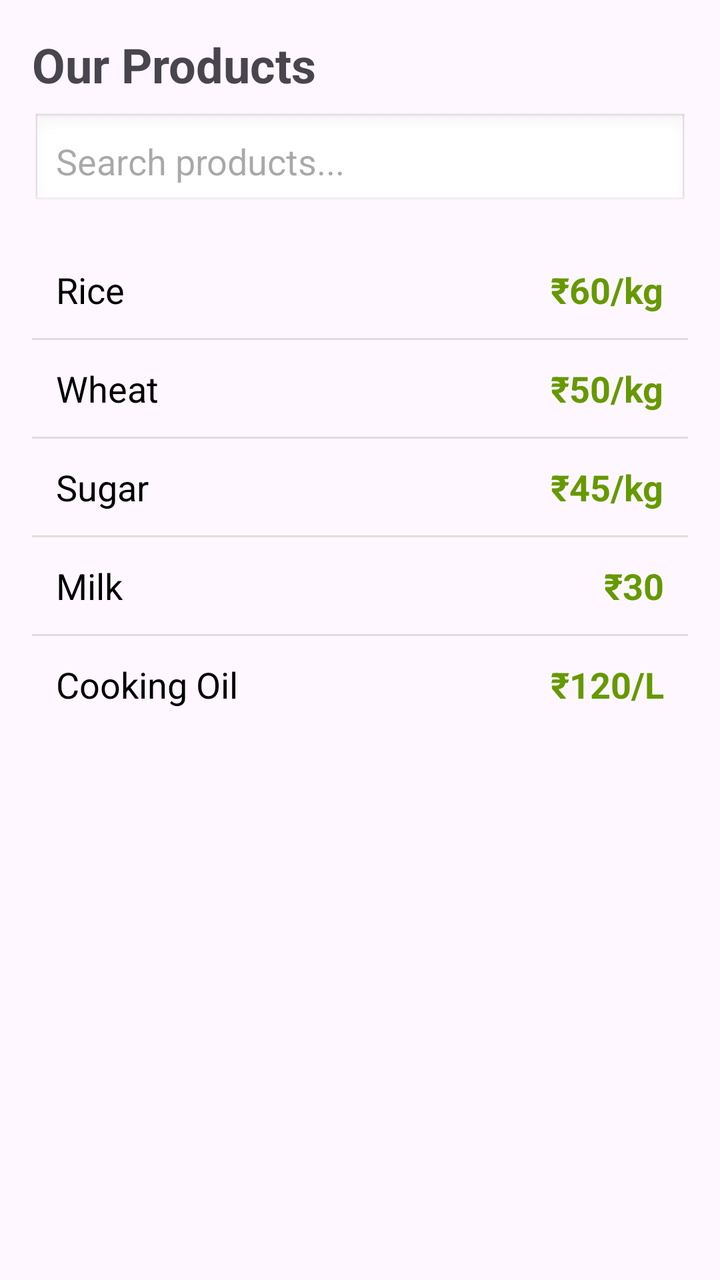
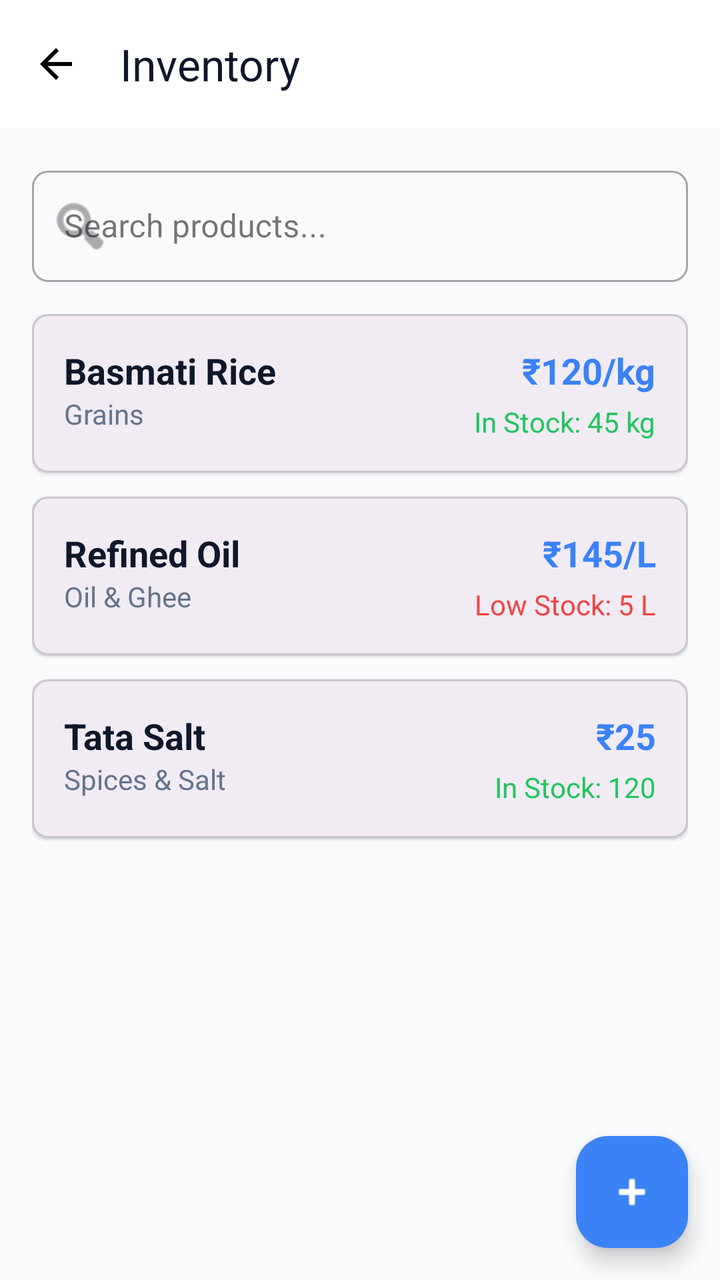

Screens rendered from an Android XML layout before and after an edit, with the pre-edit source and the edit as a unified diff.
<!-- AndroidManifest.xml: application theme Theme.ApexplanetTask1 -->
<!-- res/layout/activity_products.xml -->
<?xml version="1.0" encoding="utf-8"?>
<LinearLayout xmlns:android="http://schemas.android.com/apk/res/android"
    android:layout_width="match_parent"
    android:layout_height="match_parent"
    android:orientation="vertical"
    android:padding="16dp">

    <TextView
        android:layout_width="wrap_content"
        android:layout_height="wrap_content"
        android:text="Our Products"
        android:textSize="24sp"
        android:textStyle="bold"
        android:layout_marginBottom="8dp"/>

    
    <EditText
        android:id="@+id/etSearch"
        android:layout_width="match_parent"
        android:layout_height="wrap_content"
        android:hint="Search products..."
        android:inputType="text"
        android:padding="12dp"
        android:background="@android:drawable/edit_text"
        android:layout_marginBottom="16dp"/>

    <ScrollView
        android:layout_width="match_parent"
        android:layout_height="0dp"
        android:layout_weight="1">

        <LinearLayout
            android:layout_width="match_parent"
            android:layout_height="wrap_content"
            android:orientation="vertical">

            
            <LinearLayout
                android:layout_width="match_parent"
                android:layout_height="wrap_content"
                android:orientation="horizontal"
                android:padding="12dp"
                android:background="?android:attr/selectableItemBackground">
                <TextView
                    android:layout_width="0dp"
                    android:layout_height="wrap_content"
                    android:layout_weight="1"
                    android:text="Rice"
                    android:textSize="18sp"
                    android:textColor="@color/black"/>
                <TextView
                    android:layout_width="wrap_content"
                    android:layout_height="wrap_content"
                    android:text="₹60/kg"
                    android:textSize="18sp"
                    android:textColor="@android:color/holo_green_dark"
                    android:textStyle="bold"/>
            </LinearLayout>

            <View
                android:layout_width="match_parent"
                android:layout_height="1dp"
                android:background="#DDDDDD"/>

            <LinearLayout
                android:layout_width="match_parent"
                android:layout_height="wrap_content"
                android:orientation="horizontal"
                android:padding="12dp"
                android:background="?android:attr/selectableItemBackground">
                <TextView
                    android:layout_width="0dp"
                    android:layout_height="wrap_content"
                    android:layout_weight="1"
                    android:text="Wheat"
                    android:textSize="18sp"
                    android:textColor="@color/black"/>
                <TextView
                    android:layout_width="wrap_content"
                    android:layout_height="wrap_content"
                    android:text="₹50/kg"
                    android:textSize="18sp"
                    android:textColor="@android:color/holo_green_dark"
                    android:textStyle="bold"/>
            </LinearLayout>

            <View
                android:layout_width="match_parent"
                android:layout_height="1dp"
                android:background="#DDDDDD"/>

            <LinearLayout
                android:layout_width="match_parent"
                android:layout_height="wrap_content"
                android:orientation="horizontal"
                android:padding="12dp"
                android:background="?android:attr/selectableItemBackground">
                <TextView
                    android:layout_width="0dp"
                    android:layout_height="wrap_content"
                    android:layout_weight="1"
                    android:text="Sugar"
                    android:textSize="18sp"
                    android:textColor="@color/black"/>
                <TextView
                    android:layout_width="wrap_content"
                    android:layout_height="wrap_content"
                    android:text="₹45/kg"
                    android:textSize="18sp"
                    android:textColor="@android:color/holo_green_dark"
                    android:textStyle="bold"/>
            </LinearLayout>

            <View
                android:layout_width="match_parent"
                android:layout_height="1dp"
                android:background="#DDDDDD"/>

            <LinearLayout
                android:layout_width="match_parent"
                android:layout_height="wrap_content"
                android:orientation="horizontal"
                android:padding="12dp"
                android:background="?android:attr/selectableItemBackground">
                <TextView
                    android:layout_width="0dp"
                    android:layout_height="wrap_content"
                    android:layout_weight="1"
                    android:text="Milk"
                    android:textSize="18sp"
                    android:textColor="@color/black"/>
                <TextView
                    android:layout_width="wrap_content"
                    android:layout_height="wrap_content"
                    android:text="₹30"
                    android:textSize="18sp"
                    android:textColor="@android:color/holo_green_dark"
                    android:textStyle="bold"/>
            </LinearLayout>

            <View
                android:layout_width="match_parent"
                android:layout_height="1dp"
                android:background="#DDDDDD"/>

            <LinearLayout
                android:layout_width="match_parent"
                android:layout_height="wrap_content"
                android:orientation="horizontal"
                android:padding="12dp"
                android:background="?android:attr/selectableItemBackground">
                <TextView
                    android:layout_width="0dp"
                    android:layout_height="wrap_content"
                    android:layout_weight="1"
                    android:text="Cooking Oil"
                    android:textSize="18sp"
                    android:textColor="@color/black"/>
                <TextView
                    android:layout_width="wrap_content"
                    android:layout_height="wrap_content"
                    android:text="₹120/L"
                    android:textSize="18sp"
                    android:textColor="@android:color/holo_green_dark"
                    android:textStyle="bold"/>
            </LinearLayout>

        </LinearLayout>
    </ScrollView>
</LinearLayout>
<!-- resources referenced by this layout -->
<resources>
  <color name="black">#FF000000</color>
  <style name="Theme.ApexplanetTask1" parent="Base.Theme.ApexplanetTask1" />
  <style name="Base.Theme.ApexplanetTask1" parent="Theme.Material3.DayNight.NoActionBar">
          
          
      </style>
</resources>

<!-- the commit's change to res/layout/activity_products.xml (unified diff, before → after) -->
@@ -1,170 +1,253 @@
 <?xml version="1.0" encoding="utf-8"?>
-<LinearLayout xmlns:android="http://schemas.android.com/apk/res/android"
+<androidx.constraintlayout.widget.ConstraintLayout xmlns:android="http://schemas.android.com/apk/res/android"
+    xmlns:app="http://schemas.android.com/apk/res-auto"
+    xmlns:tools="http://schemas.android.com/tools"
     android:layout_width="match_parent"
     android:layout_height="match_parent"
-    android:orientation="vertical"
-    android:padding="16dp">
-
-    <TextView
-        android:layout_width="wrap_content"
-        android:layout_height="wrap_content"
-        android:text="Our Products"
-        android:textSize="24sp"
-        android:textStyle="bold"
-        android:layout_marginBottom="8dp"/>
-
-    
-    <EditText
-        android:id="@+id/etSearch"
+    android:background="@color/background"
+    tools:context=".ProductsActivity">
+
+    <com.google.android.material.appbar.AppBarLayout
+        android:id="@+id/appBarLayout"
         android:layout_width="match_parent"
         android:layout_height="wrap_content"
+        app:layout_constraintTop_toTopOf="parent">
+
+        <com.google.android.material.appbar.MaterialToolbar
+            android:id="@+id/toolbar"
+            android:layout_width="match_parent"
+            android:layout_height="?attr/actionBarSize"
+            android:background="@color/surface"
+            app:title="Inventory"
+            app:titleTextColor="@color/text_main"
+            app:navigationIcon="@drawable/ic_back" />
+    </com.google.android.material.appbar.AppBarLayout>
+
+    <com.google.android.material.textfield.TextInputLayout
+        android:id="@+id/tilSearch"
+        style="@style/Widget.MaterialComponents.TextInputLayout.OutlinedBox"
+        android:layout_width="match_parent"
+        android:layout_height="wrap_content"
+        android:layout_margin="@dimen/screen_padding"
         android:hint="Search products..."
-        android:inputType="text"
-        android:padding="12dp"
-        android:background="@android:drawable/edit_text"
-        android:layout_marginBottom="16dp"/>
+        app:boxCornerRadiusBottomEnd="8dp"
+        app:boxCornerRadiusBottomStart="8dp"
+        app:boxCornerRadiusTopEnd="8dp"
+        app:boxCornerRadiusTopStart="8dp"
+        app:layout_constraintTop_toBottomOf="@id/appBarLayout"
+        app:startIconDrawable="@android:drawable/ic_menu_search">
+
+        <com.google.android.material.textfield.TextInputEditText
+            android:id="@+id/etSearch"
+            android:layout_width="match_parent"
+            android:layout_height="wrap_content"
+            android:inputType="text" />
+    </com.google.android.material.textfield.TextInputLayout>
 
     <ScrollView
         android:layout_width="match_parent"
         android:layout_height="0dp"
-        android:layout_weight="1">
+        app:layout_constraintBottom_toBottomOf="parent"
+        app:layout_constraintTop_toBottomOf="@id/tilSearch">
 
         <LinearLayout
             android:layout_width="match_parent"
             android:layout_height="wrap_content"
-            android:orientation="vertical">
+            android:orientation="vertical"
+            android:padding="@dimen/screen_padding">
 
             
-            <LinearLayout
+            <com.google.android.material.card.MaterialCardView
                 android:layout_width="match_parent"
                 android:layout_height="wrap_content"
-                android:orientation="horizontal"
-                android:padding="12dp"
-                android:background="?android:attr/selectableItemBackground">
-                <TextView
-                    android:layout_width="0dp"
+                android:layout_marginBottom="12dp"
+                app:cardCornerRadius="8dp"
+                app:cardElevation="1dp">
+
+                <androidx.constraintlayout.widget.ConstraintLayout
+                    android:layout_width="match_parent"
                     android:layout_height="wrap_content"
-                    android:layout_weight="1"
-                    android:text="Rice"
-                    android:textSize="18sp"
-                    android:textColor="@color/black"/>
-                <TextView
-                    android:layout_width="wrap_content"
-                    android:layout_height="wrap_content"
-                    android:text="₹60/kg"
-                    android:textSize="18sp"
-                    android:textColor="@android:color/holo_green_dark"
-                    android:textStyle="bold"/>
-            </LinearLayout>
-
-            <View
-                android:layout_width="match_parent"
-                android:layout_height="1dp"
-                android:background="#DDDDDD"/>
-
-            <LinearLayout
+                    android:padding="16dp">
+
+                    <TextView
+                        android:id="@+id/tvProdName1"
+                        android:layout_width="0dp"
+                        android:layout_height="wrap_content"
+                        android:text="Basmati Rice"
+                        android:textColor="@color/text_main"
+                        android:textSize="18sp"
+                        android:textStyle="bold"
+                        app:layout_constraintEnd_toStartOf="@+id/tvProdPrice1"
+                        app:layout_constraintStart_toStartOf="parent"
+                        app:layout_constraintTop_toTopOf="parent" />
+
+                    <TextView
+                        android:id="@+id/tvProdCat1"
+                        android:layout_width="wrap_content"
+                        android:layout_height="wrap_content"
+                        android:text="Grains"
+                        android:textColor="@color/text_secondary"
+                        android:textSize="14sp"
+                        app:layout_constraintStart_toStartOf="parent"
+                        app:layout_constraintTop_toBottomOf="@id/tvProdName1" />
+
+                    <TextView
+                        android:id="@+id/tvProdPrice1"
+                        android:layout_width="wrap_content"
+                        android:layout_height="wrap_content"
+                        android:text="₹120/kg"
+                        android:textColor="@color/accent"
+                        android:textSize="18sp"
+                        android:textStyle="bold"
+                        app:layout_constraintEnd_toEndOf="parent"
+                        app:layout_constraintTop_toTopOf="parent" />
+
+                    <TextView
+                        android:id="@+id/tvProdStock1"
+                        android:layout_width="wrap_content"
+                        android:layout_height="wrap_content"
+                        android:layout_marginTop="4dp"
+                        android:text="In Stock: 45 kg"
+                        android:textColor="@color/success"
+                        android:textSize="14sp"
+                        app:layout_constraintEnd_toEndOf="parent"
+                        app:layout_constraintTop_toBottomOf="@id/tvProdPrice1" />
+
+                </androidx.constraintlayout.widget.ConstraintLayout>
+            </com.google.android.material.card.MaterialCardView>
+
+            
+            <com.google.android.material.card.MaterialCardView
                 android:layout_width="match_parent"
                 android:layout_height="wrap_content"
-                android:orientation="horizontal"
-                android:padding="12dp"
-                android:background="?android:attr/selectableItemBackground">
-                <TextView
-                    android:layout_width="0dp"
+                android:layout_marginBottom="12dp"
+                app:cardCornerRadius="8dp"
+                app:cardElevation="1dp">
+
+                <androidx.constraintlayout.widget.ConstraintLayout
+                    android:layout_width="match_parent"
                     android:layout_height="wrap_content"
-                    android:layout_weight="1"
-                    android:text="Wheat"
-                    android:textSize="18sp"
-                    android:textColor="@color/black"/>
-                <TextView
-                    android:layout_width="wrap_content"
-                    android:layout_height="wrap_content"
-                    android:text="₹50/kg"
-                    android:textSize="18sp"
-                    android:textColor="@android:color/holo_green_dark"
-                    android:textStyle="bold"/>
-            </LinearLayout>
-
-            <View
-                android:layout_width="match_parent"
-                android:layout_height="1dp"
-                android:background="#DDDDDD"/>
-
-            <LinearLayout
+                    android:padding="16dp">
+
+                    <TextView
+                        android:id="@+id/tvProdName2"
+                        android:layout_width="0dp"
+                        android:layout_height="wrap_content"
+                        android:text="Refined Oil"
+                        android:textColor="@color/text_main"
+                        android:textSize="18sp"
+                        android:textStyle="bold"
+                        app:layout_constraintEnd_toStartOf="@+id/tvProdPrice2"
+                        app:layout_constraintStart_toStartOf="parent"
+                        app:layout_constraintTop_toTopOf="parent" />
+
+                    <TextView
+                        android:id="@+id/tvProdCat2"
+                        android:layout_width="wrap_content"
+                        android:layout_height="wrap_content"
+                        android:text="Oil &amp; Ghee"
+                        android:textColor="@color/text_secondary"
+                        android:textSize="14sp"
+                        app:layout_constraintStart_toStartOf="parent"
+                        app:layout_constraintTop_toBottomOf="@id/tvProdName2" />
+
+                    <TextView
+                        android:id="@+id/tvProdPrice2"
+                        android:layout_width="wrap_content"
+                        android:layout_height="wrap_content"
+                        android:text="₹145/L"
+                        android:textColor="@color/accent"
+                        android:textSize="18sp"
+                        android:textStyle="bold"
+                        app:layout_constraintEnd_toEndOf="parent"
+                        app:layout_constraintTop_toTopOf="parent" />
+
+                    <TextView
+                        android:id="@+id/tvProdStock2"
+                        android:layout_width="wrap_content"
+                        android:layout_height="wrap_content"
+                        android:layout_marginTop="4dp"
+                        android:text="Low Stock: 5 L"
+                        android:textColor="@color/error"
+                        android:textSize="14sp"
+                        app:layout_constraintEnd_toEndOf="parent"
+                        app:layout_constraintTop_toBottomOf="@id/tvProdPrice2" />
+
+                </androidx.constraintlayout.widget.ConstraintLayout>
+            </com.google.android.material.card.MaterialCardView>
+
+            
+            <com.google.android.material.card.MaterialCardView
                 android:layout_width="match_parent"
                 android:layout_height="wrap_content"
-                android:orientation="horizontal"
-                android:padding="12dp"
-                android:background="?android:attr/selectableItemBackground">
-                <TextView
-                    android:layout_width="0dp"
+                android:layout_marginBottom="12dp"
+                app:cardCornerRadius="8dp"
+                app:cardElevation="1dp">
+
+                <androidx.constraintlayout.widget.ConstraintLayout
+                    android:layout_width="match_parent"
                     android:layout_height="wrap_content"
-                    android:layout_weight="1"
-                    android:text="Sugar"
-                    android:textSize="18sp"
-                    android:textColor="@color/black"/>
-                <TextView
-                    android:layout_width="wrap_content"
-                    android:layout_height="wrap_content"
-                    android:text="₹45/kg"
-                    android:textSize="18sp"
-                    android:textColor="@android:color/holo_green_dark"
-                    android:textStyle="bold"/>
-            </LinearLayout>
-
-            <View
-                android:layout_width="match_parent"
-                android:layout_height="1dp"
-                android:background="#DDDDDD"/>
-
-            <LinearLayout
-                android:layout_width="match_parent"
-                android:layout_height="wrap_content"
-                android:orientation="horizontal"
-                android:padding="12dp"
-                android:background="?android:attr/selectableItemBackground">
-                <TextView
-                    android:layout_width="0dp"
-                    android:layout_height="wrap_content"
-                    android:layout_weight="1"
-                    android:text="Milk"
-                    android:textSize="18sp"
-                    android:textColor="@color/black"/>
-                <TextView
-                    android:layout_width="wrap_content"
-                    android:layout_height="wrap_content"
-                    android:text="₹30"
-                    android:textSize="18sp"
-                    android:textColor="@android:color/holo_green_dark"
-                    android:textStyle="bold"/>
-            </LinearLayout>
-
-            <View
-                android:layout_width="match_parent"
-                android:layout_height="1dp"
-                android:background="#DDDDDD"/>
-
-            <LinearLayout
-                android:layout_width="match_parent"
-                android:layout_height="wrap_content"
-                android:orientation="horizontal"
-                android:padding="12dp"
-                android:background="?android:attr/selectableItemBackground">
-                <TextView
-                    android:layout_width="0dp"
-                    android:layout_height="wrap_content"
-                    android:layout_weight="1"
-                    android:text="Cooking Oil"
-                    android:textSize="18sp"
-                    android:textColor="@color/black"/>
-                <TextView
-                    android:layout_width="wrap_content"
-                    android:layout_height="wrap_content"
-                    android:text="₹120/L"
-                    android:textSize="18sp"
-                    android:textColor="@android:color/holo_green_dark"
-                    android:textStyle="bold"/>
-            </LinearLayout>
+                    android:padding="16dp">
+
+                    <TextView
+                        android:id="@+id/tvProdName3"
+                        android:layout_width="0dp"
+                        android:layout_height="wrap_content"
+                        android:text="Tata Salt"
+                        android:textColor="@color/text_main"
+                        android:textSize="18sp"
+                        android:textStyle="bold"
+                        app:layout_constraintEnd_toStartOf="@+id/tvProdPrice3"
+                        app:layout_constraintStart_toStartOf="parent"
+                        app:layout_constraintTop_toTopOf="parent" />
+
+                    <TextView
+                        android:id="@+id/tvProdCat3"
+                        android:layout_width="wrap_content"
+                        android:layout_height="wrap_content"
+                        android:text="Spices &amp; Salt"
+                        android:textColor="@color/text_secondary"
+                        android:textSize="14sp"
+                        app:layout_constraintStart_toStartOf="parent"
+                        app:layout_constraintTop_toBottomOf="@id/tvProdName3" />
+
+                    <TextView
+                        android:id="@+id/tvProdPrice3"
+                        android:layout_width="wrap_content"
+                        android:layout_height="wrap_content"
+                        android:text="₹25"
+                        android:textColor="@color/accent"
+                        android:textSize="18sp"
+                        android:textStyle="bold"
+                        app:layout_constraintEnd_toEndOf="parent"
+                        app:layout_constraintTop_toTopOf="parent" />
+
+                    <TextView
+                        android:id="@+id/tvProdStock3"
+                        android:layout_width="wrap_content"
+                        android:layout_height="wrap_content"
+                        android:layout_marginTop="4dp"
+                        android:text="In Stock: 120"
+                        android:textColor="@color/success"
+                        android:textSize="14sp"
+                        app:layout_constraintEnd_toEndOf="parent"
+                        app:layout_constraintTop_toBottomOf="@id/tvProdPrice3" />
+
+                </androidx.constraintlayout.widget.ConstraintLayout>
+            </com.google.android.material.card.MaterialCardView>
 
         </LinearLayout>
     </ScrollView>
-</LinearLayout>
+
+    <com.google.android.material.floatingactionbutton.FloatingActionButton
+        android:id="@+id/fabAddProduct"
+        android:layout_width="wrap_content"
+        android:layout_height="wrap_content"
+        android:layout_margin="16dp"
+        android:backgroundTint="@color/accent"
+        app:layout_constraintBottom_toBottomOf="parent"
+        app:layout_constraintEnd_toEndOf="parent"
+        app:srcCompat="@android:drawable/ic_input_add"
+        app:tint="@color/white" />
+
+</androidx.constraintlayout.widget.ConstraintLayout>
<!-- resource entries referenced after the edit -->
@@ -1,10 +1,42 @@
 <!-- resources referenced by this layout -->
 <resources>
+  <color name="accent">#3B82F6</color>
+  <color name="background">#F8FAFC</color>
+  <color name="error">#EF4444</color>
+  <color name="success">#22C55E</color>
+  <color name="surface">#FFFFFF</color>
+  <color name="text_main">#0F172A</color>
+  <color name="text_secondary">#64748B</color>
+  <color name="white">#FFFFFFFF</color>
+  <dimen name="screen_padding">16dp</dimen>
+  <!-- drawable ic_back (drawable) -->
+  <vector xmlns:android="http://schemas.android.com/apk/res/android"
+      android:width="24dp"
+      android:height="24dp"
+      android:viewportWidth="24"
+      android:viewportHeight="24">
+    <path
+        android:fillColor="@color/black"
+        android:pathData="M20,11H7.83l5.59,-5.59L12,4l-8,8 8,8 1.41,-1.41L7.83,13H20v-2z"/>
+  </vector>
   <color name="black">#FF000000</color>
   <style name="Theme.ApexplanetTask1" parent="Base.Theme.ApexplanetTask1" />
   <style name="Base.Theme.ApexplanetTask1" parent="Theme.Material3.DayNight.NoActionBar">
           
+          <item name="colorPrimary">@color/primary</item>
+          <item name="colorPrimaryVariant">@color/primary_light</item>
+          <item name="colorOnPrimary">@color/white</item>
           
+          <item name="colorSecondary">@color/accent</item>
+          <item name="colorSecondaryVariant">@color/accent</item>
+          <item name="colorOnSecondary">@color/white</item>
+          
+          <item name="android:statusBarColor">@color/surface</item>
+          <item name="android:windowLightStatusBar">true</item>
+          
+          <item name="android:windowBackground">@color/background</item>
       </style>
+  <color name="primary">#0F172A</color>
+  <color name="primary_light">#1E293B</color>
 </resources>
 
